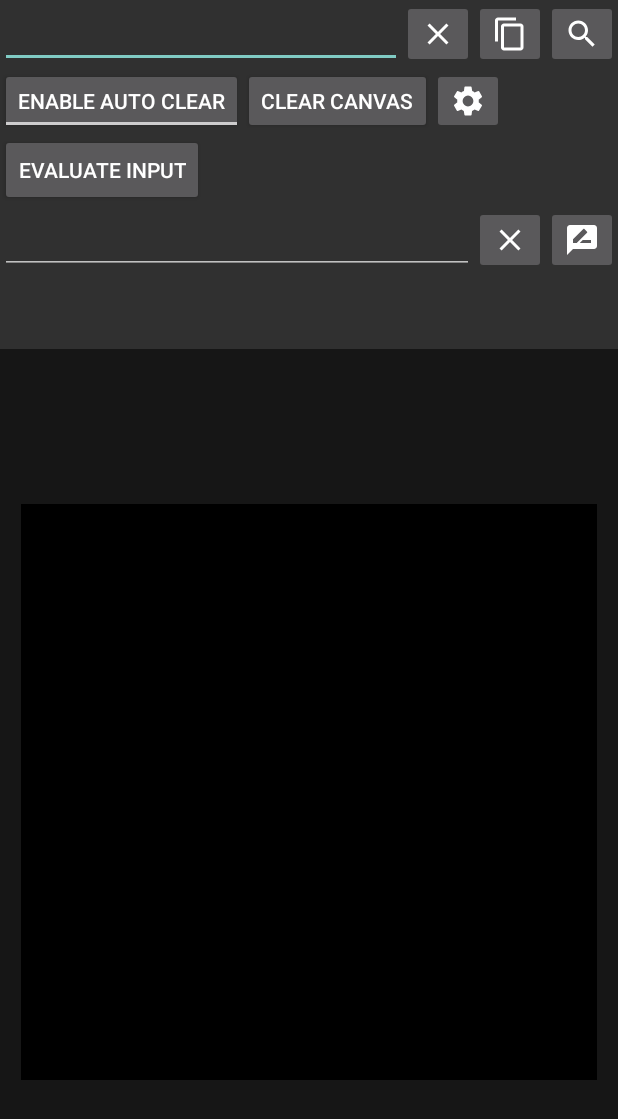
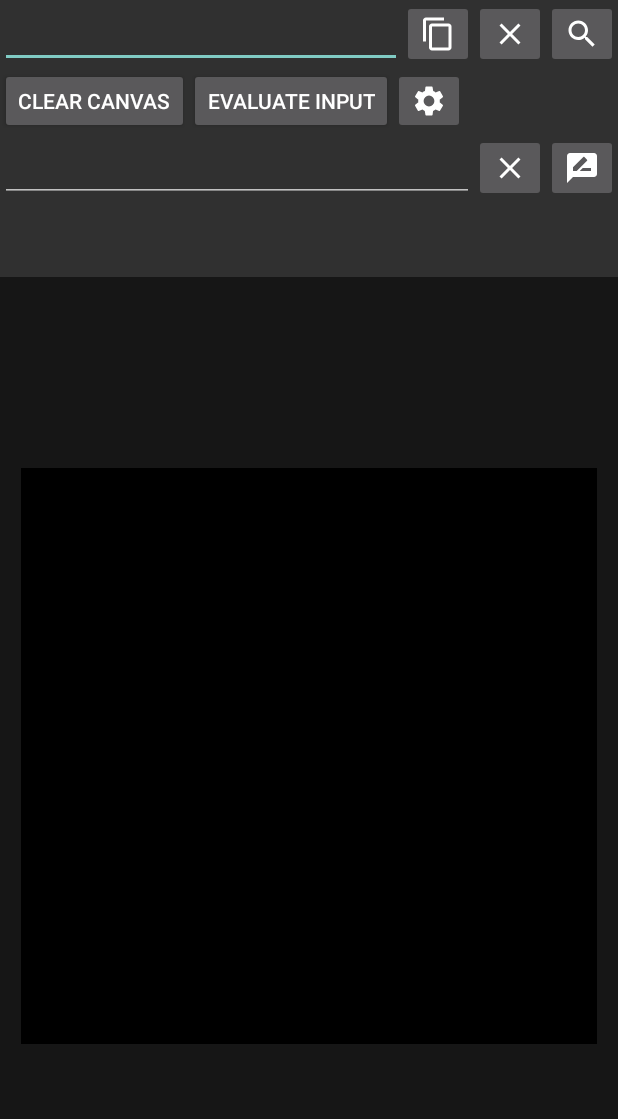
Before and after one commit to ichisadashioko/kanji-recognition-android, an Android app: the screen it shows after launch (MainActivity), on a phone screen of 412 x 824 dp. Shown: the top 1119 px of the screen. Run offline under Robolectric (Android 15) with nearby library versions, the phone set to English and light mode, and no system bars; libraries missing offline, so code that uses them is left out: org.tensorflow.lite; network calls fail; Roboto replaces fonts that are not available here; 1 statement that could not run was skipped.

Commit message:
move auto clear canvas option to preferences

```diff
--- a/app/src/main/java/io/github/ichisadashioko/android/kanji/MainActivity.java
+++ b/app/src/main/java/io/github/ichisadashioko/android/kanji/MainActivity.java
@@ -131,16 +131,6 @@ public class MainActivity extends Activity implements TouchCallback, SharedPrefe
         customLabelEditText  = findViewById(R.id.custom_label);
         resultListScrollView = findViewById(R.id.result_container_scroll_view);
 
-        ToggleButton autoClearToggleButton = findViewById(R.id.auto_clear);
-        autoClear                          = autoClearToggleButton.isChecked();
-        autoClearToggleButton.setOnCheckedChangeListener(new CompoundButton.OnCheckedChangeListener() {
-            @Override
-            public void onCheckedChanged(CompoundButton buttonView, boolean isChecked)
-            {
-                autoClear = isChecked;
-            }
-        });
-
         // I add a TouchCallback interface because if we override the event listener,
         // the canvas is not working correctly. Our custom canvas manually handle touch
         // events, because of that add EventListener may break out canvas functionality.
@@ -161,6 +151,7 @@ public class MainActivity extends Activity implements TouchCallback, SharedPrefe
         ResultButton.LABEL_FONT = kanjiTypeface;
 
         autoEvaluate = isAutoEvaluateEnabled();
+        autoClear    = isAutoClearEnabled();
 
         PreferenceManager.getDefaultSharedPreferences(this).registerOnSharedPreferenceChangeListener(this);
     }
@@ -181,6 +172,12 @@ public class MainActivity extends Activity implements TouchCallback, SharedPrefe
     {
         SharedPreferences sharedPreferences = PreferenceManager.getDefaultSharedPreferences(this);
         return sharedPreferences.getBoolean(getString(R.string.pref_key_auto_evaluate_input), false);
+    }
+
+    public boolean isAutoClearEnabled()
+    {
+        SharedPreferences sharedPreferences = PreferenceManager.getDefaultSharedPreferences(this);
+        return sharedPreferences.getBoolean(getString(R.string.pref_key_auto_clear_canvas), false);
     }
 
     /**
@@ -636,5 +633,9 @@ public class MainActivity extends Activity implements TouchCallback, SharedPrefe
         {
             this.autoEvaluate = sharedPreferences.getBoolean(key, false);
         }
+        else if (key.equals(getString(R.string.pref_key_auto_clear_canvas)))
+        {
+            this.autoClear = sharedPreferences.getBoolean(key, false);
+        }
     }
 }
--- a/app/src/main/java/io/github/ichisadashioko/android/kanji/SettingsActivity.java
+++ b/app/src/main/java/io/github/ichisadashioko/android/kanji/SettingsActivity.java
@@ -60,10 +60,10 @@ public class SettingsActivity extends AppCompatActivity implements ActivityCompa
 
                 reload();
 
-                return;
+                break;
             }
 
-                // other 'case' lines to check for other  permissions this app might request.
+                // other 'case' lines to check for other permissions this app might request.
         }
     }
 
--- a/app/src/main/res/layout/activity_main.xml
+++ b/app/src/main/res/layout/activity_main.xml
@@ -23,15 +23,15 @@
             android:layout_width="wrap_content"
             android:layout_height="match_parent"
             android:layout_weight="0"
-            android:onClick="clearText"
-            android:src="@drawable/ic_clear" />
+            android:onClick="copyTextToClipboard"
+            android:src="@drawable/ic_content_copy" />
 
         <ImageButton
             android:layout_width="wrap_content"
             android:layout_height="match_parent"
             android:layout_weight="0"
-            android:onClick="copyTextToClipboard"
-            android:src="@drawable/ic_content_copy" />
+            android:onClick="clearText"
+            android:src="@drawable/ic_clear" />
 
         <ImageButton
             android:layout_width="wrap_content"
@@ -46,35 +46,23 @@
         android:layout_height="wrap_content"
         android:orientation="horizontal">
 
-        <ToggleButton
-            android:id="@+id/auto_clear"
-            android:layout_width="wrap_content"
-            android:layout_height="match_parent"
-            android:textOff="enable auto clear"
-            android:textOn="disable auto clear" />
-
         <Button
             android:layout_width="wrap_content"
             android:layout_height="match_parent"
             android:onClick="clearCanvas"
             android:text="clear canvas" />
 
+        <Button
+            android:layout_width="wrap_content"
+            android:layout_height="match_parent"
+            android:onClick="runClassifier"
+            android:text="evaluate input" />
+
         <ImageButton
             android:layout_width="wrap_content"
             android:layout_height="wrap_content"
             android:onClick="openSettings"
             android:src="@drawable/ic_settings" />
-    </LinearLayout>
-
-    <LinearLayout
-        android:layout_width="match_parent"
-        android:layout_height="wrap_content">
-
-        <Button
-            android:layout_width="wrap_content"
-            android:layout_height="match_parent"
-            android:onClick="runClassifier"
-            android:text="evaluate input" />
     </LinearLayout>
 
     <LinearLayout
--- a/app/src/main/res/values/strings.xml
+++ b/app/src/main/res/values/strings.xml
@@ -2,4 +2,5 @@
     <string name="app_name">Kanji Handwriting</string>
     <string name="pref_key_save_data">SAVE_WRITING_DATA</string>
     <string name="pref_key_auto_evaluate_input">ENABLE_AUTO_EVALUATE_INPUT</string>
+    <string name="pref_key_auto_clear_canvas">ENABLE_AUTO_CLEAR_CANVAS</string>
 </resources>
--- a/app/src/main/res/xml/preference.xml
+++ b/app/src/main/res/xml/preference.xml
@@ -8,4 +8,8 @@
     <SwitchPreferenceCompat
         app:key="@string/pref_key_auto_evaluate_input"
         app:title="Enable auto evaluate input" />
+
+    <SwitchPreferenceCompat
+        app:key="@string/pref_key_auto_clear_canvas"
+        app:title="Enable auto clear canvas" />
 </PreferenceScreen>
```
